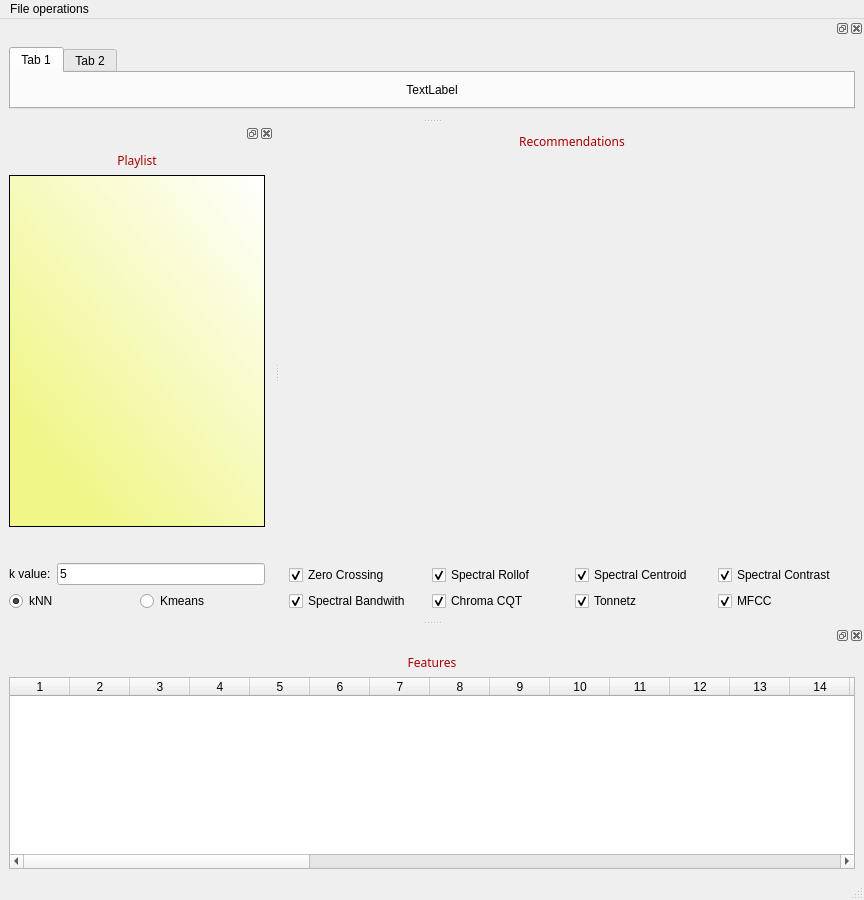
zbrave/LicenseProject, file GUI/main.ui: the form before one commit.
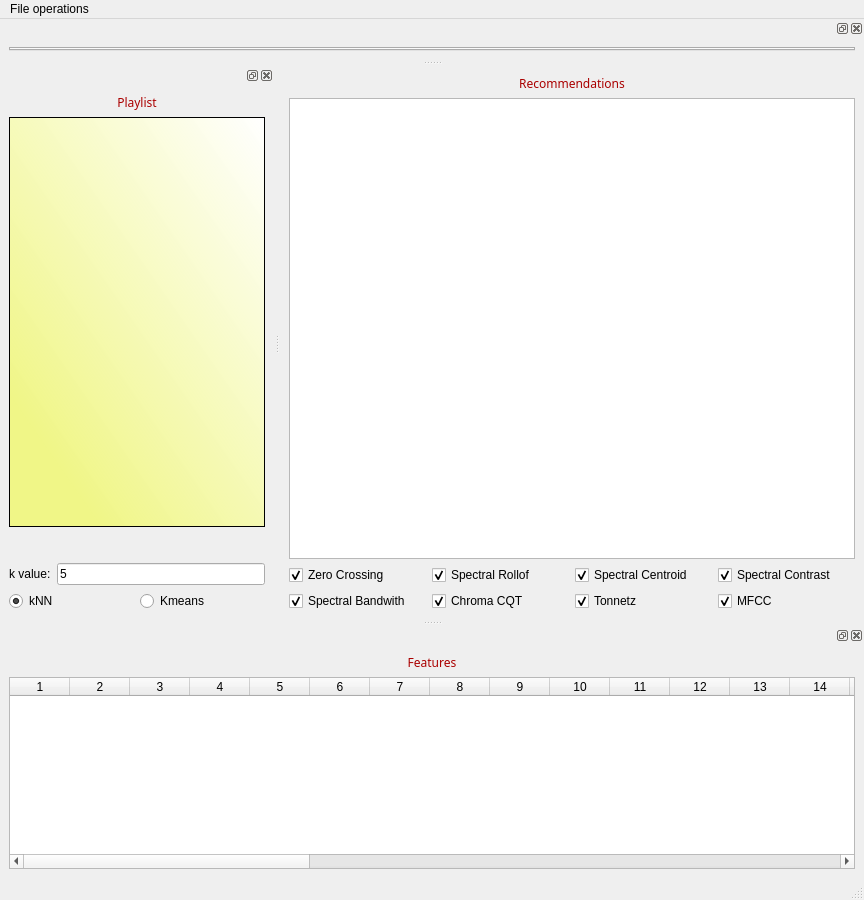
The form after the commit. Icons and pictures are not drawn.

Commit message: Recom. label to table

Patch:
```diff
--- a/GUI/main.ui
+++ b/GUI/main.ui
@@ -85,20 +85,14 @@
        </widget>
       </item>
       <item>
-       <spacer name="verticalSpacer">
-        <property name="orientation">
-         <enum>Qt::Vertical</enum>
+       <widget class="QTableWidget" name="predictsTableWidget">
+        <property name="styleSheet">
+         <string notr="true"/>
         </property>
-        <property name="sizeType">
-         <enum>QSizePolicy::MinimumExpanding</enum>
+        <property name="gridStyle">
+         <enum>Qt::SolidLine</enum>
         </property>
-        <property name="sizeHint" stdset="0">
-         <size>
-          <width>20</width>
-          <height>80</height>
-         </size>
-        </property>
-       </spacer>
+       </widget>
       </item>
       <item>
        <layout class="QHBoxLayout" name="horizontalLayout_5">
@@ -1028,37 +1022,6 @@
        <property name="currentIndex">
         <number>0</number>
        </property>
-       <widget class="QWidget" name="tab">
-        <attribute name="title">
-         <string>Tab 1</string>
-        </attribute>
-        <layout class="QGridLayout" name="gridLayout_3">
-         <item row="0" column="0">
-          <layout class="QGridLayout" name="tabLayout1">
-           <item row="1" column="0">
-            <widget class="QLabel" name="tabLayout1Label">
-             <property name="text">
-              <string>TextLabel</string>
-             </property>
-             <property name="alignment">
-              <set>Qt::AlignCenter</set>
-             </property>
-            </widget>
-           </item>
-          </layout>
-         </item>
-        </layout>
-       </widget>
-       <widget class="QWidget" name="tab_2">
-        <attribute name="title">
-         <string>Tab 2</string>
-        </attribute>
-        <layout class="QGridLayout" name="gridLayout_4">
-         <item row="0" column="0">
-          <layout class="QGridLayout" name="tabLayout2"/>
-         </item>
-        </layout>
-       </widget>
       </widget>
      </item>
     </layout>
```
Left out of the diff: 2 changed lines with no effect on the pictures. The commit also changes 10 other files.
